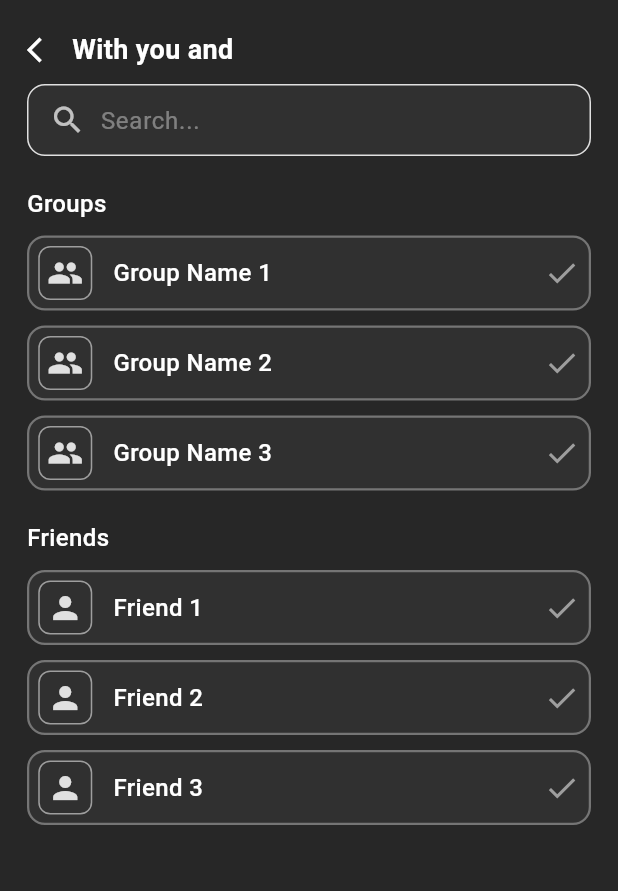
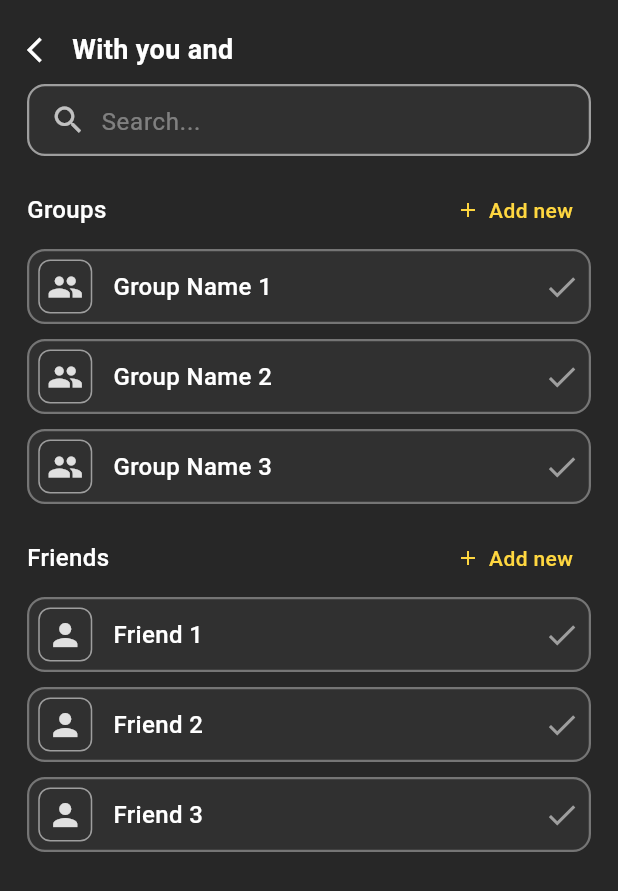
Before and after one commit to Sadiq1180/Money-Split-Wise-App, a Flutter app: the WithYouAnd screen opened by its route, on a phone screen of 412 x 824 dp. Shown: the top 891 px of the screen. Run offline on Flutter 3.47's test engine with Material 3 defaults, Android fonts, the phone set to English and light mode, and no system bars; drawn by our look-alikes of loader_overlay; our stand-ins replace connectivity_plus, dio, flutter_riverpod, flutter_svg, get_it, go_router and 1 more; missing offline and left inert: template_expressions; accounts and stored records are empty.

Commit message:
added screens for create new group and add members

```diff
--- a/lib/presentation/views/screens/main_screens/add_expenses/add_bill.dart
+++ b/lib/presentation/views/screens/main_screens/add_expenses/add_bill.dart
@@ -5,7 +5,7 @@ import 'package:project_core/presentation/views/screens/main_screens/add_expense
 import 'package:project_core/presentation/views/screens/main_screens/add_expenses/widgets/bottom_icons.dart';
 import 'package:project_core/presentation/views/screens/main_screens/add_expenses/widgets/group_container.dart';
 import 'package:project_core/presentation/views/screens/main_screens/add_expenses/widgets/price_and_description.dart';
-import 'package:project_core/presentation/views/screens/main_screens/add_expenses/with_you_and.dart';
+import 'package:project_core/presentation/views/screens/main_screens/add_expenses/with_you_and/with_you_and.dart';
 import 'package:project_core/presentation/views/screens/main_screens/home_screen/widgets/recent_bills.dart';
 import 'package:project_core/presentation/views/screens/main_screens/login_screen/widgets/social_buttons.dart';
 import 'package:project_core/presentation/widgets/custom_title.dart';
--- a/lib/presentation/views/screens/main_screens/add_expenses/who_paid.dart
+++ b/lib/presentation/views/screens/main_screens/add_expenses/who_paid.dart
@@ -68,6 +68,7 @@ class _WhoPaidState extends State<WhoPaid> {
                             return UserCard(
                               name: user['name']!,
                               email: user['email']!,
+                              trailing: Icon(Icons.check, color: Colors.amber),
                             );
                           },
                         )
--- a/lib/presentation/views/screens/main_screens/add_expenses/widgets/custom_search_bar.dart
+++ b/lib/presentation/views/screens/main_screens/add_expenses/widgets/custom_search_bar.dart
@@ -1,16 +1,21 @@
 import 'package:flutter/material.dart';
 import 'package:project_core/shared/constants/app_colors.dart';
+import 'package:project_core/shared/shared.dart';
 
 class CustomSearchBar extends StatelessWidget {
   final TextEditingController controller;
   final String hintText;
   final Function(String)? onChanged;
+  final bool showIcon;
+  final Color? borderColor;
 
   const CustomSearchBar({
     super.key,
     required this.controller,
     this.hintText = 'Search...',
     this.onChanged,
+    this.showIcon = true,
+    this.borderColor,
   });
 
   @override
@@ -21,12 +26,17 @@ class CustomSearchBar extends StatelessWidget {
       decoration: BoxDecoration(
         color: Colors.grey[850],
         borderRadius: BorderRadius.circular(12),
-        border: Border.all(color: AppColors.grey, width: 1),
+        border: Border.all(
+          color: borderColor ?? AppColors.grey, // 👈 default or custom
+          width: 1.5,
+        ),
       ),
       child: Row(
         children: [
-          const Icon(Icons.search, color: Colors.white70),
-          const SizedBox(width: 10),
+          if (showIcon) ...[
+            const Icon(Icons.search, color: Colors.white70),
+            10.spaceX,
+          ],
           Expanded(
             child: TextField(
               controller: controller,
@@ -37,6 +47,8 @@ class CustomSearchBar extends StatelessWidget {
                 hintText: hintText,
                 hintStyle: const TextStyle(color: Colors.white38),
                 border: InputBorder.none,
+                enabledBorder: InputBorder.none,
+                focusedBorder: InputBorder.none,
               ),
             ),
           ),
--- a/lib/presentation/views/screens/main_screens/add_expenses/with_you_and.dart
+++ b/lib/presentation/views/screens/main_screens/add_expenses/with_you_and/with_you_and.dart
@@ -2,6 +2,8 @@ import 'package:flutter/material.dart';
 import 'package:project_core/presentation/base_widgets/keyboard_aware.dart';
 import 'package:project_core/presentation/views/screens/main_screens/add_expenses/widgets/custom_search_bar.dart';
 import 'package:project_core/presentation/views/screens/main_screens/add_expenses/widgets/group_container.dart';
+import 'package:project_core/presentation/views/screens/main_screens/add_expenses/with_you_and/add_members.dart';
+import 'package:project_core/presentation/views/screens/main_screens/add_expenses/with_you_and/add_new_group.dart';
 import 'package:project_core/presentation/views/screens/main_screens/home_screen/widgets/recent_bills.dart';
 import 'package:project_core/presentation/widgets/custom_title.dart';
 import 'package:project_core/shared/shared.dart';
@@ -31,7 +33,10 @@ class WithYouAnd extends StatelessWidget {
               children: [
                 CustomTitle(title: "With you and"),
                 10.spaceY,
-                CustomSearchBar(controller: TextEditingController()),
+                CustomSearchBar(
+                  controller: TextEditingController(),
+                  borderColor: Colors.grey,
+                ),
                 20.spaceY,
 
                 Expanded(
@@ -41,7 +46,12 @@ class WithYouAnd extends StatelessWidget {
                         // Groups Section
                         TitleWithOptionalButton(
                           title: "Groups",
-                          showButton: false,
+                          showButton: true,
+                          buttonText: "Add new",
+                          showIcon: true,
+                          onTap: () {
+                            Navigation.pushNamed(AddNewGroup.routeName);
+                          },
                         ),
                         10.spaceY,
                         ListView.builder(
@@ -68,7 +78,12 @@ class WithYouAnd extends StatelessWidget {
                         // Friends Section
                         TitleWithOptionalButton(
                           title: "Friends",
-                          showButton: false,
+                          showButton: true,
+                          buttonText: "Add new",
+                          showIcon: true,
+                          onTap: () {
+                            Navigation.pushNamed(AddMembers.routeName);
+                          },
                         ),
                         10.spaceY,
                         ListView.builder(
--- a/lib/presentation/views/screens/main_screens/welcome_screen/welcome_screen.dart
+++ b/lib/presentation/views/screens/main_screens/welcome_screen/welcome_screen.dart
@@ -15,9 +15,7 @@ class WelcomeScreen extends StatelessWidget {
 
   @override
   Widget build(BuildContext context) {
-    return AnnotatedRegion<SystemUiOverlayStyle>(
-      value: SystemUiOverlayStyle.light,
-      child: Scaffold(
+    return Scaffold(
       backgroundColor: AppColors.dark,
       body: SafeArea(
         child: SingleChildScrollView(
@@ -75,7 +73,6 @@ class WelcomeScreen extends StatelessWidget {
         ),
       ),
       bottomNavigationBar: TermsPolicyWidget(),
-      ),
     );
   }
 }
--- a/lib/presentation/widgets/custom_title.dart
+++ b/lib/presentation/widgets/custom_title.dart
@@ -2,8 +2,10 @@ import 'package:flutter/material.dart';
 
 class CustomTitle extends StatelessWidget {
   final String title;
+  final Widget? trailing;
 
-  const CustomTitle({Key? key, required this.title}) : super(key: key);
+  const CustomTitle({Key? key, required this.title, this.trailing})
+    : super(key: key);
 
   @override
   Widget build(BuildContext context) {
@@ -18,14 +20,17 @@ class CustomTitle extends StatelessWidget {
           ),
         ),
         const SizedBox(width: 10),
-        Text(
-          title,
-          style: const TextStyle(
-            color: Colors.white,
-            fontSize: 18,
-            fontWeight: FontWeight.w600,
+        Expanded(
+          child: Text(
+            title,
+            style: const TextStyle(
+              color: Colors.white,
+              fontSize: 18,
+              fontWeight: FontWeight.w600,
+            ),
           ),
         ),
+        if (trailing != null) ...[const SizedBox(width: 10), trailing!],
       ],
     );
   }
--- a/lib/shared/navigation/route_generator.dart
+++ b/lib/shared/navigation/route_generator.dart
@@ -1,7 +1,10 @@
 import 'package:go_router/go_router.dart';
 import 'package:project_core/presentation/views/screens/main_screens/add_expenses/who_paid.dart';
 import 'package:project_core/presentation/views/screens/main_screens/add_expenses/adjust_split.dart';
-import 'package:project_core/presentation/views/screens/main_screens/add_expenses/with_you_and.dart';
+import 'package:project_core/presentation/views/screens/main_screens/add_expenses/with_you_and/add_members.dart';
+import 'package:project_core/presentation/views/screens/main_screens/add_expenses/with_you_and/add_new_group.dart';
+import 'package:project_core/presentation/views/screens/main_screens/add_expenses/with_you_and/confirm_group.dart';
+import 'package:project_core/presentation/views/screens/main_screens/add_expenses/with_you_and/with_you_and.dart';
 import 'package:project_core/presentation/views/screens/main_screens/friends_group/friends_group.dart';
 import 'package:project_core/presentation/views/screens/main_screens/add_expenses/add_bill.dart';
 import 'package:project_core/presentation/views/screens/main_screens/insight_screen/insight_screen.dart';
@@ -103,6 +106,21 @@ final router = GoRouter(
       path: '/${WithYouAnd.routeName}',
       builder: (context, state) => const WithYouAnd(),
     ),
+    GoRoute(
+      name: AddNewGroup.routeName,
+      path: '/${AddNewGroup.routeName}',
+      builder: (context, state) => const AddNewGroup(),
+    ),
+    GoRoute(
+      name: ConfirmGroup.routeName,
+      path: '/${ConfirmGroup.routeName}',
+      builder: (context, state) => const ConfirmGroup(),
+    ),
+    GoRoute(
+      name: AddMembers.routeName,
+      path: '/${AddMembers.routeName}',
+      builder: (context, state) => const AddMembers(),
+    ),
   ],
 );
 
```
Also changed, not shown: lib/main.dart (+10 -1 lines), lib/presentation/views/screens/main_screens/add_expenses/widgets/user_card.dart (+14 -4 lines), lib/presentation/views/screens/main_screens/add_expenses/with_you_and/add_members.dart (added, +87 -0 lines), lib/presentation/views/screens/main_screens/add_expenses/with_you_and/add_new_group.dart (added, +62 -0 lines), lib/presentation/views/screens/main_screens/add_expenses/with_you_and/confirm_group.dart (added, +90 -0 lines), lib/presentation/views/screens/main_screens/add_expenses/with_you_and/widgets/icon_label_box.dart (added, +50 -0 lines), lib/presentation/views/screens/main_screens/add_expenses/with_you_and/widgets/image_container.dart (added, +30 -0 lines). Lines whose indentation alone changed are shown as unchanged.
